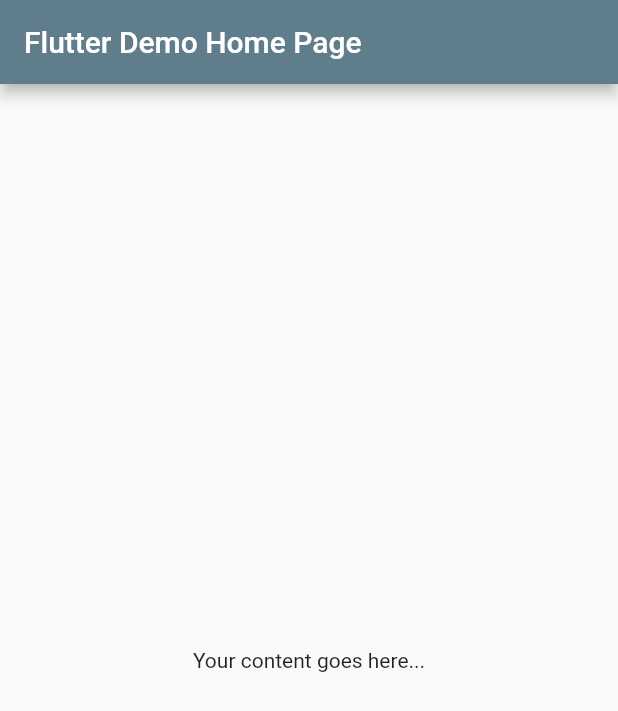
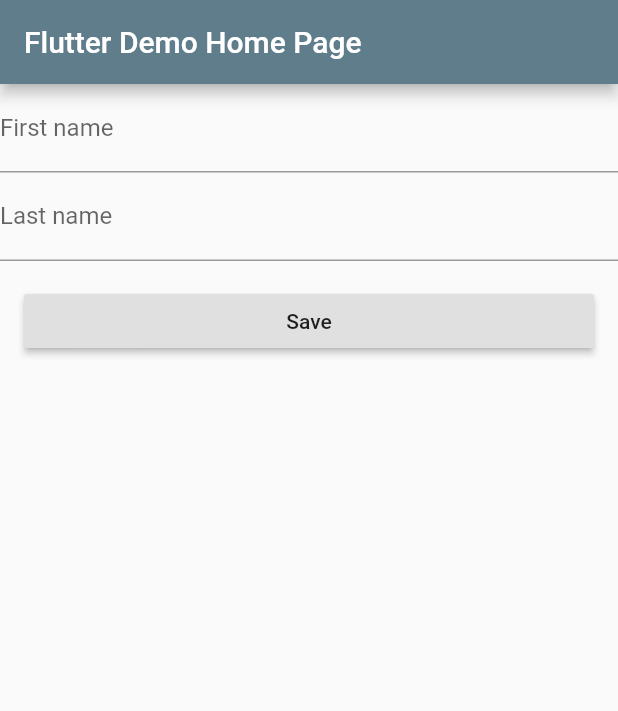
Before and after one commit to lnoveloUAT/Flutter_FireStore, a Flutter app: the screen it shows after launch, on a phone screen of 412 x 824 dp. Shown: the top 711 px of the screen. Run offline on Flutter 3.47's test engine with Material 2 defaults, Android fonts, the phone set to English and light mode, and no system bars.

Commit message:
Added content

```diff
--- /dev/null
+++ b/lib/Models/Tenant.dart
@@ -0,0 +1,10 @@
+class Tenant {
+  String lastName;
+  String firstName;
+  DateTime paidThrough;
+
+  save() {
+    print('This is where we send to the database');
+  }
+
+}
--- a/lib/main.dart
+++ b/lib/main.dart
@@ -1,4 +1,5 @@
 import 'package:flutter/material.dart';
+import 'Models/Tenant.dart';
 
 void main() => runApp(MyApp());
 
@@ -27,22 +28,64 @@ class MyHomePage extends StatefulWidget {
 }
 
 class _MyHomePageState extends State<MyHomePage> {
+  final _formKey = GlobalKey<FormState>();
+  final _user = Tenant();
+
   @override
   Widget build(BuildContext context) {
     return Scaffold(
       appBar: AppBar(
         title: Text(widget.title),
       ),
-      body: Center(
+      body: Form(
+        key: _formKey,
         child: Column(
-          mainAxisAlignment: MainAxisAlignment.center,
-          children: <Widget>[
-            Text(
-              'Your content goes here...',
+          crossAxisAlignment: CrossAxisAlignment.stretch,
+          children: [
+            TextFormField(
+              decoration: InputDecoration(labelText: 'First name'),
+              validator: (value) {
+                if (value.isEmpty) {
+                  return 'Please enter the tenant\'s  first name';
+                }
+              },
+              onSaved: (val) => setState(() => _user.firstName = val),
+            ),
+            TextFormField(
+              decoration: InputDecoration(labelText: 'Last name'),
+              validator: (value) {
+                if (value.isEmpty) {
+                  return 'Please enter the tenant\'s last name';
+                }
+              },
+              onSaved: (val) => setState(() => _user.firstName = val),
+            ),
+            Container(
+              padding:
+                  const EdgeInsets.symmetric(vertical: 16.0, horizontal: 16.0),
+              child: RaisedButton(
+                onPressed: () {
+                  final form = _formKey.currentState;
+                  if (form.validate()) {
+                    form.save();
+                    _user.save();
+                    _showDialog(context);
+                  }
+                },
+                child: Text('Save'),
+              ),
             ),
           ],
         ),
       ),
     );
   }
+
+  _showDialog(BuildContext context) {
+    Scaffold.of(context).showSnackBar(
+      SnackBar(
+        content: Text('Submitting form'),
+      ),
+    );
+  }
 }
```
